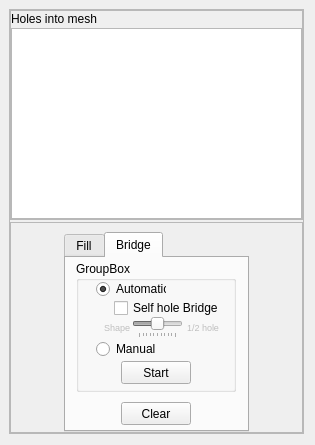
This is src/fgt/edit_hole/edit_hole.ui in cnr-isti-vclab/meshlab as Qt 5 draws it before an edit. The edited form follows.
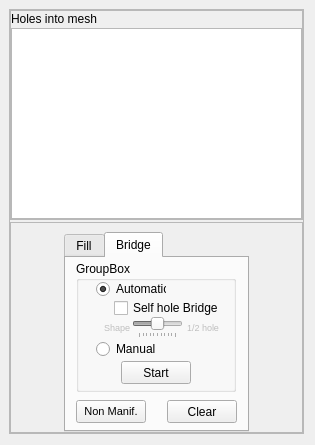
This is the edited form. The open tabs and pages were chosen to show the change.

Commit message:
- Non manifold hole splitting in more manifold ones
- bug-fix: update of face reference vector after reallocation of hole's vector, in functions to allow add both faces and holes.

- bug-fix: reimplementation of testAbutmentDistance to solve bug with non manifold vertex between bridge edge

Patch:
```diff
--- a/src/fgt/edit_hole/edit_hole.ui
+++ b/src/fgt/edit_hole/edit_hole.ui
@@ -488,8 +488,8 @@
              </property>
              <property name="geometry" >
               <rect>
-               <x>55</x>
-               <y>144</y>
+               <x>101</x>
+               <y>142</y>
                <width>70</width>
                <height>23</height>
               </rect>
@@ -696,6 +696,50 @@
               </property>
              </widget>
             </widget>
+            <widget class="QPushButton" name="nmCloseBtn" >
+             <property name="enabled" >
+              <bool>true</bool>
+             </property>
+             <property name="geometry" >
+              <rect>
+               <x>10</x>
+               <y>142</y>
+               <width>70</width>
+               <height>23</height>
+              </rect>
+             </property>
+             <property name="sizePolicy" >
+              <sizepolicy vsizetype="Fixed" hsizetype="Fixed" >
+               <horstretch>0</horstretch>
+               <verstretch>0</verstretch>
+              </sizepolicy>
+             </property>
+             <property name="minimumSize" >
+              <size>
+               <width>70</width>
+               <height>23</height>
+              </size>
+             </property>
+             <property name="maximumSize" >
+              <size>
+               <width>70</width>
+               <height>23</height>
+              </size>
+             </property>
+             <property name="font" >
+              <font>
+               <pointsize>8</pointsize>
+               <underline>false</underline>
+               <strikeout>false</strikeout>
+              </font>
+             </property>
+             <property name="contextMenuPolicy" >
+              <enum>Qt::DefaultContextMenu</enum>
+             </property>
+             <property name="text" >
+              <string>Non Manif.</string>
+             </property>
+            </widget>
            </widget>
           </widget>
          </item>
```
The commit also changes 7 other files.
